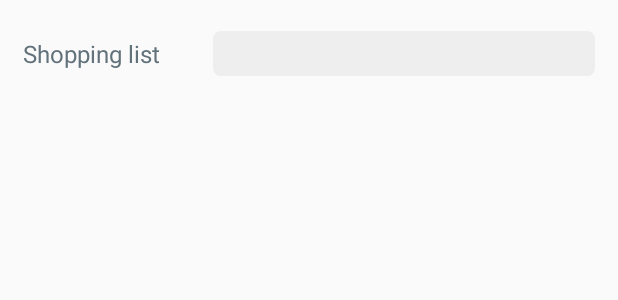
After one commit to kornasiowa/Appetize, an Android app: the layout dialog_shopping_list.xml on its own in the app's theme, with its tools: preview values and no code run, on a phone screen of 412 x 824 dp. The commit adds this screen. Shown: the top 300 px of the screen. Run offline under Robolectric (Android 15) with nearby library versions, the phone set to English and light mode, and no system bars.

```diff
--- a/app/src/main/java/com/kornasdominika/appetize/cookbook/shoppinglist/ui/ShoppingFragment.java
+++ b/app/src/main/java/com/kornasdominika/appetize/cookbook/shoppinglist/ui/ShoppingFragment.java
@@ -87,7 +87,7 @@ public class ShoppingFragment extends Fragment implements IShoppingFragment {
     private void createShoppingList() {
         if (editMode) {
             if (checkIfNameNotEmpty()) {
-                shopping.addNewShoppingList(name);
+                shopping.checkIfNameAlreadyExist(name);
             } else {
                 showMessage("Name required.");
             }
--- a/app/src/main/java/com/kornasdominika/appetize/cookbook/shoppinglist/utils/IShopping.java
+++ b/app/src/main/java/com/kornasdominika/appetize/cookbook/shoppinglist/utils/IShopping.java
@@ -2,7 +2,7 @@ package com.kornasdominika.appetize.cookbook.shoppinglist.utils;
 
 public interface IShopping {
 
-    void addNewShoppingList(String name);
+    void checkIfNameAlreadyExist(String name);
 
     void getAllUserShoppingLists();
 }
--- a/app/src/main/java/com/kornasdominika/appetize/cookbook/showrecipe/general/ui/IGeneralFragment.java
+++ b/app/src/main/java/com/kornasdominika/appetize/cookbook/showrecipe/general/ui/IGeneralFragment.java
@@ -9,6 +9,4 @@ public interface IGeneralFragment {
     void setImagesViews(Recipe recipe);
 
     void setListView(Recipe recipe);
-
-    void setFavorite(boolean favorite);
 }
--- a/app/src/main/java/com/kornasdominika/appetize/cookbook/showrecipe/general/utils/IGeneral.java
+++ b/app/src/main/java/com/kornasdominika/appetize/cookbook/showrecipe/general/utils/IGeneral.java
@@ -5,4 +5,6 @@ public interface IGeneral {
     void getRecipe(long rid);
 
     void updateRecipeAsFavorite(long rid, boolean isFavorite);
+
+    void getUserShoppingLists();
 }
--- a/app/src/main/java/com/kornasdominika/appetize/service/rest/APIUtils.java
+++ b/app/src/main/java/com/kornasdominika/appetize/service/rest/APIUtils.java
@@ -6,6 +6,7 @@ import android.os.Build;
 import androidx.annotation.RequiresApi;
 
 import com.kornasdominika.appetize.service.RecipeService;
+import com.kornasdominika.appetize.service.ShoppingListService;
 
 public class APIUtils {
 
@@ -19,4 +20,8 @@ public class APIUtils {
         return RetrofitClient.getClient(API_URL).create(RecipeService.class);
     }
 
+    @RequiresApi(api = Build.VERSION_CODES.O)
+    public static ShoppingListService getShoppingListService() {
+        return RetrofitClient.getClient(API_URL).create(ShoppingListService.class);
+    }
 }
--- /dev/null
+++ b/app/src/main/res/layout/dialog_shopping_list.xml
@@ -0,0 +1,30 @@
+<?xml version="1.0" encoding="utf-8"?>
+<LinearLayout xmlns:android="http://schemas.android.com/apk/res/android"
+    android:orientation="vertical" android:layout_width="match_parent"
+    android:layout_height="wrap_content"
+    android:padding="15dp">
+
+    <LinearLayout
+        android:layout_width="match_parent"
+        android:layout_height="30dp"
+        android:layout_marginTop="5dp"
+        android:orientation="horizontal">
+
+        <TextView
+            android:layout_width="0dp"
+            android:layout_height="match_parent"
+            android:layout_weight="1"
+            android:gravity="center_vertical"
+            android:text="@string/shopping_list"
+            android:textColor="@color/primary_light"
+            android:textSize="16sp" />
+
+        <Spinner
+            android:id="@+id/shopping_list"
+            android:layout_width="0dp"
+            android:layout_height="match_parent"
+            android:layout_weight="2"
+            android:background="@drawable/background_off_white" />
+    </LinearLayout>
+
+</LinearLayout>
--- a/app/src/main/res/values/strings.xml
+++ b/app/src/main/res/values/strings.xml
@@ -65,4 +65,5 @@
     <string name="no_shopping_lists_found">No shopping lists found</string>
     <string name="delete">Delete</string>
     <string name="new_item">New item</string>
+    <string name="shopping_list">Shopping list</string>
 </resources>
```
Also changed, not shown: app/src/main/java/com/kornasdominika/appetize/cookbook/shoppinglist/utils/Shopping.java (+29 -6 lines), app/src/main/java/com/kornasdominika/appetize/cookbook/shoppinglistdetails/utils/ShoppingListDetails.java (+7 -7 lines), app/src/main/java/com/kornasdominika/appetize/cookbook/showrecipe/general/ui/GeneralFragment.java (+38 -7 lines), app/src/main/java/com/kornasdominika/appetize/cookbook/showrecipe/general/utils/General.java (+49 -1 lines), app/src/main/java/com/kornasdominika/appetize/service/RecipeService.java (+0 -16 lines), app/src/main/java/com/kornasdominika/appetize/service/ShoppingListService.java (added, +35 -0 lines).
